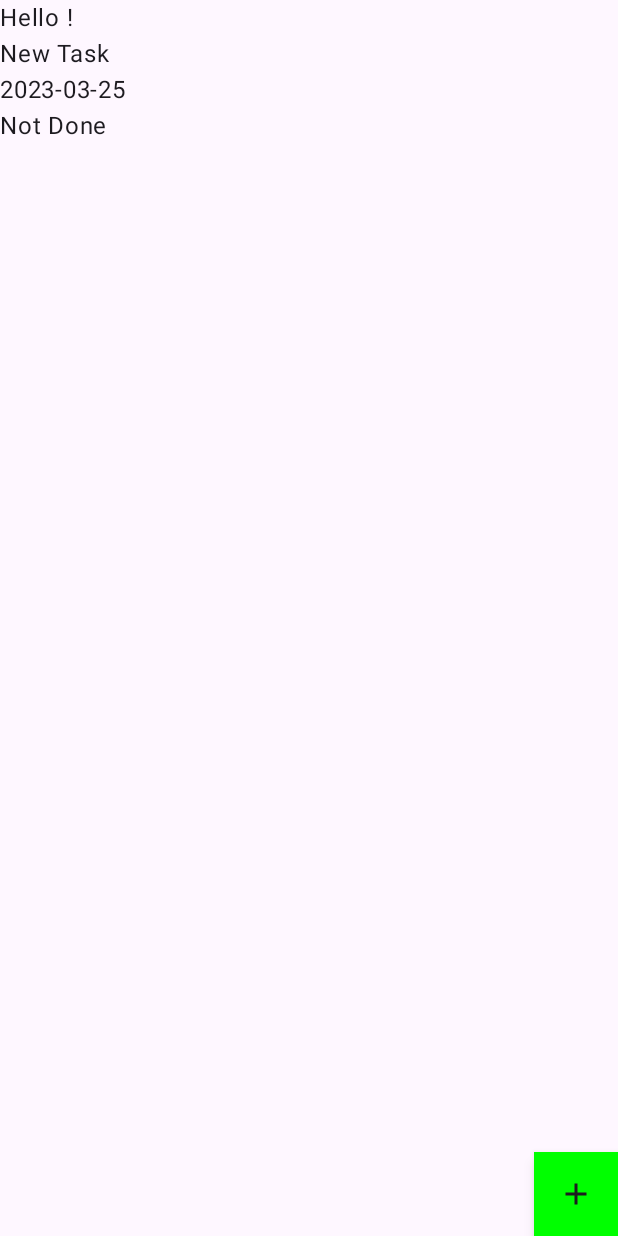
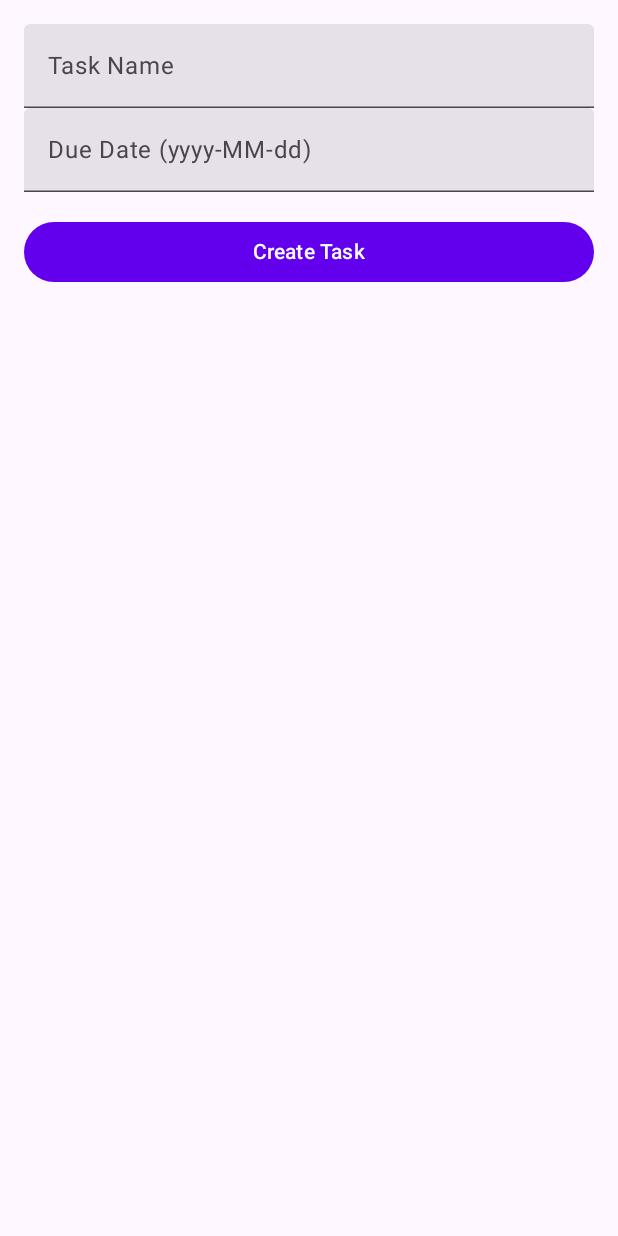
Before and after one commit to Jimmy-Legg/Kotlin-Nathan-Jimmy, an Android app built with Jetpack Compose: the screen it shows after launch (MainActivity), after a tap on "Add Todo", on a phone screen of 412 x 824 dp. Run offline under Robolectric (Android 15) with nearby library versions, the phone set to English and light mode, and no system bars; libraries missing offline, so code that uses them is left out: com.google.firebase.crashlytics; 2 statements that could not run were skipped.

Commit message:
add the addTaskScreen and navigation between pages

```diff
--- a/androidApp/build.gradle.kts
+++ b/androidApp/build.gradle.kts
@@ -46,6 +46,7 @@ dependencies {
     implementation(libs.compose.material3)
     implementation(libs.androidx.activity.compose)
     implementation(libs.firebase.crashlytics.buildtools)
+    implementation(libs.androidx.navigation.compose)
     debugImplementation(libs.compose.ui.tooling)
 
     implementation("org.jetbrains.kotlinx:kotlinx-serialization-json:1.3.0")
--- a/androidApp/src/main/java/com/example/todolistmultiplatform/android/MainActivity.kt
+++ b/androidApp/src/main/java/com/example/todolistmultiplatform/android/MainActivity.kt
@@ -10,8 +10,9 @@ import androidx.compose.runtime.getValue
 import androidx.compose.runtime.mutableStateOf
 import androidx.compose.runtime.setValue
 import androidx.compose.ui.Modifier
+import androidx.navigation.compose.rememberNavController
 import com.example.todolistmultiplatform.android.item.Todo
-import com.example.todolistmultiplatform.android.views.AppMainScreen
+import com.example.todolistmultiplatform.android.views.NavGraph
 import com.google.firebase.crashlytics.buildtools.reloc.com.google.common.reflect.TypeToken
 import com.google.gson.Gson
 import java.io.IOException
@@ -39,7 +40,8 @@ class MainActivity : ComponentActivity() {
                     modifier = Modifier.fillMaxSize(),
                     color = MaterialTheme.colorScheme.background
                 ) {
-                    AppMainScreen(todoList, onAddTodo = ::updateTodoList)
+                    val navController = rememberNavController()
+                    NavGraph(navController, todoList) { newTodo -> updateTodoList(todoList + newTodo) }
                 }
             }
         }
--- a/androidApp/src/main/java/com/example/todolistmultiplatform/android/views/AppMainScreen.kt
+++ b/androidApp/src/main/java/com/example/todolistmultiplatform/android/views/AppMainScreen.kt
@@ -20,7 +20,7 @@ import androidx.compose.ui.graphics.Color
 import com.example.todolistmultiplatform.android.item.Todo
 
 @Composable
-fun AppMainScreen(todoList: List<Todo>, onAddTodo: (List<Todo>) -> Unit) {
+fun AppMainScreen(todoList: List<Todo>, onNavigateToTaskCreation: () -> Unit) {
     val backgroundColor = MaterialTheme.colorScheme.background
     val contentColor = contentColorFor(backgroundColor)
 
@@ -34,11 +34,9 @@ fun AppMainScreen(todoList: List<Todo>, onAddTodo: (List<Todo>) -> Unit) {
             val newTodoList = remember { mutableStateOf(todoList) }
 
             FloatingActionButton(
-                modifier = Modifier.align(Alignment.BottomEnd), // Align the FloatingActionButton to the bottom-right corner
+                modifier = Modifier.align(Alignment.BottomEnd),
                 onClick = {
-                    val newTask = Todo("New Task", "2023-03-25", false)
-                    newTodoList.value = newTodoList.value + newTask
-                    onAddTodo(newTodoList.value)
+                    onNavigateToTaskCreation()
                 },
                 containerColor = Color.Green,
                 contentColor = contentColor
--- /dev/null
+++ b/androidApp/src/main/java/com/example/todolistmultiplatform/android/views/Nav.kt
@@ -0,0 +1,29 @@
+package com.example.todolistmultiplatform.android.views
+
+import androidx.compose.runtime.Composable
+import androidx.navigation.NavHostController
+import androidx.navigation.compose.NavHost
+import androidx.navigation.compose.composable
+import com.example.todolistmultiplatform.android.item.Todo
+
+@Composable
+fun NavGraph(navController: NavHostController, todoList: List<Todo>, onAddTodo: (List<Todo>) -> Unit) {
+    NavHost(navController = navController, startDestination = "task_list") {
+        composable("task_list") {
+            AppMainScreen(todoList, onNavigateToTaskCreation = {
+                navController.navigate("task_creation")
+            })
+        }
+        composable("task_creation") {
+            TaskCreationScreen(
+                navController,
+                onTaskCreated = { todo ->
+                    val newTodoList = todoList.toMutableList()
+                    newTodoList.add(todo)
+                    onAddTodo(newTodoList)
+                    navController.popBackStack()
+                }
+            )
+        }
+    }
+}
--- /dev/null
+++ b/androidApp/src/main/java/com/example/todolistmultiplatform/android/views/TaskCreationScreen.kt
@@ -0,0 +1,91 @@
+package com.example.todolistmultiplatform.android.views
+
+import androidx.compose.foundation.layout.Column
+import androidx.compose.foundation.layout.Spacer
+import androidx.compose.foundation.layout.fillMaxSize
+import androidx.compose.foundation.layout.fillMaxWidth
+import androidx.compose.foundation.layout.height
+import androidx.compose.foundation.layout.padding
+import androidx.compose.material3.Button
+import androidx.compose.material3.MaterialTheme
+import androidx.compose.material3.Text
+import androidx.compose.material3.TextField
+import androidx.compose.material3.contentColorFor
+import androidx.compose.runtime.Composable
+import androidx.compose.runtime.mutableStateOf
+import androidx.compose.runtime.remember
+import androidx.compose.ui.Modifier
+import androidx.compose.ui.unit.dp
+import androidx.navigation.NavHostController
+import com.example.todolistmultiplatform.android.item.Todo
+import java.text.ParseException
+import java.text.SimpleDateFormat
+import java.util.Locale
+
+@Composable
+fun TaskCreationScreen(navController: NavHostController, onTaskCreated: (Todo) -> Unit) {
+    val backgroundColor = MaterialTheme.colorScheme.background
+    val contentColor = contentColorFor(backgroundColor)
+
+    val name = remember { mutableStateOf("") }
+    val date = remember { mutableStateOf("") }
+
+    val isNameValid = remember { mutableStateOf(true) }
+    val isDateValid = remember { mutableStateOf(true) }
+
+    fun validateInputs(): Boolean {
+        isNameValid.value = name.value.isNotBlank()
+        isDateValid.value = isValidDate(date.value)
+
+        return isNameValid.value && isDateValid.value
+    }
+
+    Column(
+        modifier = Modifier
+            .fillMaxSize()
+            .padding(16.dp)
+    ) {
+        TextField(
+            value = name.value,
+            onValueChange = { name.value = it },
+            label = { Text("Task Name") },
+            isError = !isNameValid.value,
+            modifier = Modifier.fillMaxWidth()
+        )
+        TextField(
+            value = date.value,
+            onValueChange = { date.value = it },
+            label = { Text("Due Date (yyyy-MM-dd)") },
+            isError = !isDateValid.value,
+            modifier = Modifier.fillMaxWidth()
+        )
+
+        Spacer(modifier = Modifier.height(16.dp))
+
+        Button(
+            onClick = {
+                if (validateInputs()) {
+                    onTaskCreated(Todo(name.value, date.value, false))
+                    navController.navigate("task_list") {
+                        popUpTo("task_creation") {
+                            inclusive = true
+                        }
+                    }
+                }
+            },
+            modifier = Modifier.fillMaxWidth()
+        ) {
+            Text("Create Task")
+        }
+    }
+}
+
+fun isValidDate(dateString: String): Boolean {
+    return try {
+        val formatter = SimpleDateFormat("yyyy-MM-dd", Locale.getDefault())
+        formatter.parse(dateString)
+        true
+    } catch (e: ParseException) {
+        false
+    }
+}
--- a/gradle/libs.versions.toml
+++ b/gradle/libs.versions.toml
@@ -6,6 +6,7 @@ compose-compiler = "1.5.4"
 compose-material3 = "1.1.2"
 androidx-activityCompose = "1.8.0"
 firebaseCrashlyticsBuildtools = "2.9.9"
+navigationCompose = "2.7.7"
 
 [libraries]
 kotlin-test = { module = "org.jetbrains.kotlin:kotlin-test", version.ref = "kotlin" }
@@ -16,6 +17,7 @@ compose-ui-tooling-preview = { module = "androidx.compose.ui:ui-tooling-preview"
 compose-foundation = { module = "androidx.compose.foundation:foundation", version.ref = "compose" }
 compose-material3 = { module = "androidx.compose.material3:material3", version.ref = "compose-material3" }
 firebase-crashlytics-buildtools = { group = "com.google.firebase", name = "firebase-crashlytics-buildtools", version.ref = "firebaseCrashlyticsBuildtools" }
+androidx-navigation-compose = { group = "androidx.navigation", name = "navigation-compose", version.ref = "navigationCompose" }
 
 [plugins]
 androidApplication = { id = "com.android.application", version.ref = "agp" }
```
